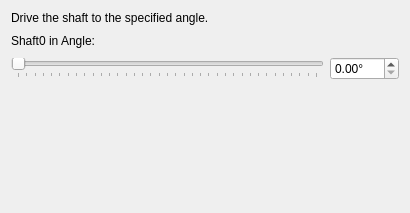
This is core/panel/run_Drive_shaft.ui in KmolYuan/Pyslvs-UI as Qt 5 draws it before an edit. The edited form follows.
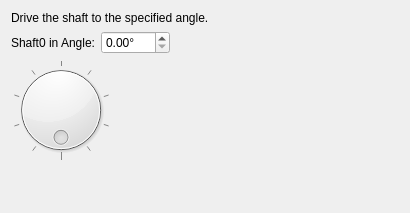
This is the edited form.

Commit message: Drive shaft bar change to QDial.

What changed in the file:
```diff
--- a/core/panel/run_Drive_shaft.ui
+++ b/core/panel/run_Drive_shaft.ui
@@ -43,45 +43,6 @@
       </widget>
      </item>
      <item>
-      <spacer name="horizontalSpacer_3">
-       <property name="orientation">
-        <enum>Qt::Horizontal</enum>
-       </property>
-       <property name="sizeHint" stdset="0">
-        <size>
-         <width>40</width>
-         <height>20</height>
-        </size>
-       </property>
-      </spacer>
-     </item>
-    </layout>
-   </item>
-   <item>
-    <layout class="QHBoxLayout" name="horizontalLayout_3">
-     <item>
-      <widget class="QSlider" name="Degree">
-       <property name="maximum">
-        <number>36000</number>
-       </property>
-       <property name="singleStep">
-        <number>1000</number>
-       </property>
-       <property name="pageStep">
-        <number>1000</number>
-       </property>
-       <property name="orientation">
-        <enum>Qt::Horizontal</enum>
-       </property>
-       <property name="tickPosition">
-        <enum>QSlider::TicksBelow</enum>
-       </property>
-       <property name="tickInterval">
-        <number>1000</number>
-       </property>
-      </widget>
-     </item>
-     <item>
       <widget class="QDoubleSpinBox" name="Degree_text">
        <property name="suffix">
         <string>°</string>
@@ -94,6 +55,61 @@
        </property>
       </widget>
      </item>
+     <item>
+      <spacer name="horizontalSpacer_3">
+       <property name="orientation">
+        <enum>Qt::Horizontal</enum>
+       </property>
+       <property name="sizeHint" stdset="0">
+        <size>
+         <width>40</width>
+         <height>20</height>
+        </size>
+       </property>
+      </spacer>
+     </item>
+    </layout>
+   </item>
+   <item>
+    <layout class="QHBoxLayout" name="horizontalLayout">
+     <item>
+      <widget class="QDial" name="Degree">
+       <property name="maximum">
+        <number>36000</number>
+       </property>
+       <property name="singleStep">
+        <number>100</number>
+       </property>
+       <property name="pageStep">
+        <number>1000</number>
+       </property>
+       <property name="invertedAppearance">
+        <bool>true</bool>
+       </property>
+       <property name="wrapping">
+        <bool>true</bool>
+       </property>
+       <property name="notchTarget">
+        <double>0.004500000000000</double>
+       </property>
+       <property name="notchesVisible">
+        <bool>true</bool>
+       </property>
+      </widget>
+     </item>
+     <item>
+      <spacer name="horizontalSpacer">
+       <property name="orientation">
+        <enum>Qt::Horizontal</enum>
+       </property>
+       <property name="sizeHint" stdset="0">
+        <size>
+         <width>40</width>
+         <height>20</height>
+        </size>
+       </property>
+      </spacer>
+     </item>
     </layout>
    </item>
    <item>
```
Left out of the diff: 3 changed lines with no effect on the pictures. The commit also changes 2 other files.
